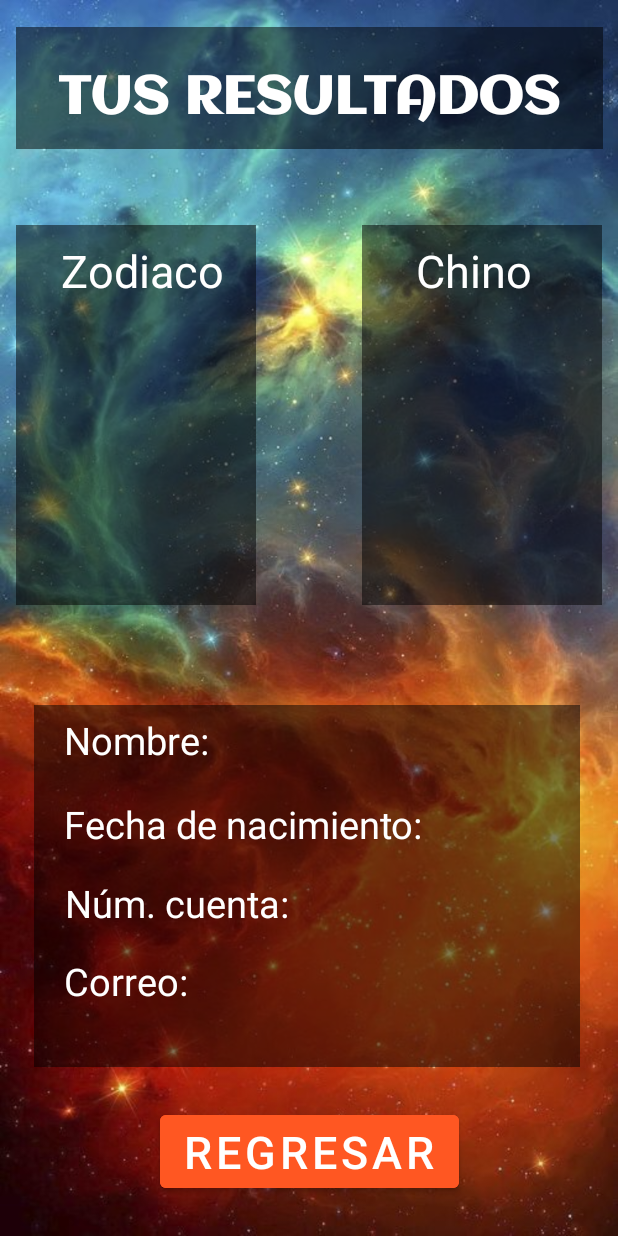
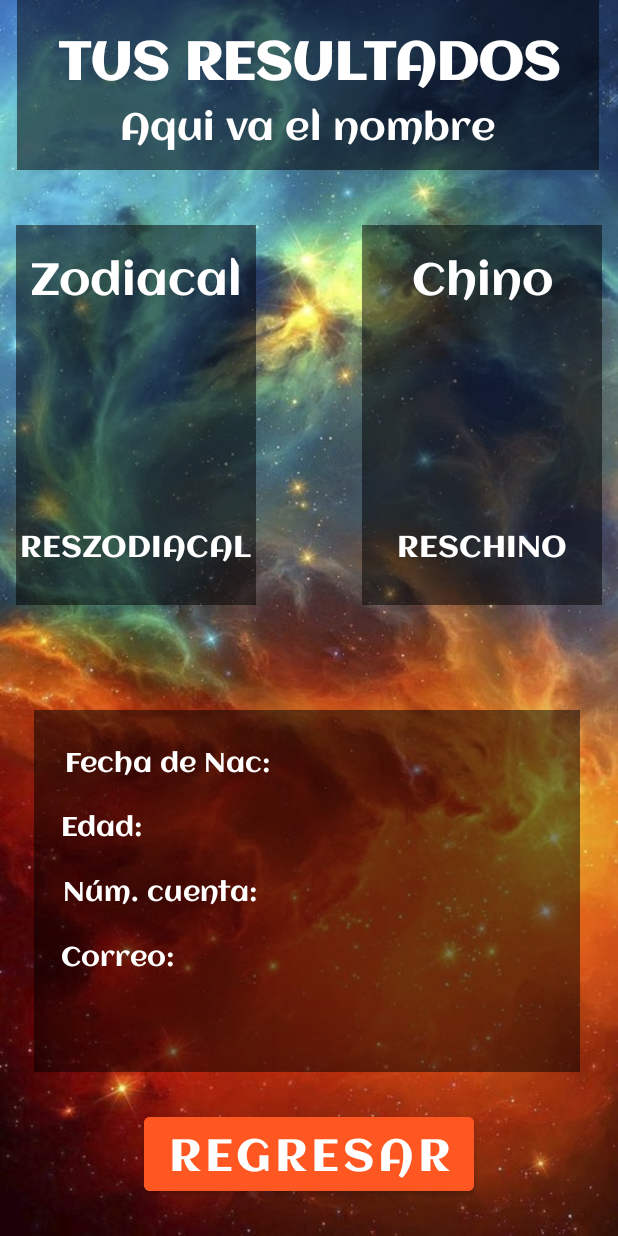
Before and after one commit to JuanGR-FI/MyHoroscope, an Android app: the layout activity_main2.xml on its own in the app's theme, with its tools: preview values and no code run, on a phone screen of 412 x 824 dp. Run offline under Robolectric (Android 15) with nearby library versions, the phone set to English and light mode, and no system bars.

Commit message:
Agregando paso de parametros, resultados zodiacal chino

```diff
--- a/app/src/main/java/com/example/myhoroscope/DatePickerFragment.kt
+++ b/app/src/main/java/com/example/myhoroscope/DatePickerFragment.kt
@@ -22,7 +22,7 @@ class DatePickerFragment(val listener: (day: Int, month: Int, year: Int) -> Unit
         val month = c.get(Calendar.MONTH)
         val year = c.get(Calendar.YEAR)
 
-        val picker = DatePickerDialog(activity as Context, this, year,month,day)
+        val picker = DatePickerDialog(activity as Context,this, year, month, day)
         return picker
     }
 }
--- a/app/src/main/res/layout/activity_main2.xml
+++ b/app/src/main/res/layout/activity_main2.xml
@@ -9,13 +9,14 @@
 
     <ImageView
         android:id="@+id/imageView3"
-        android:layout_width="391dp"
-        android:layout_height="81dp"
+        android:layout_width="388dp"
+        android:layout_height="113dp"
         app:layout_constraintBottom_toBottomOf="parent"
         app:layout_constraintEnd_toEndOf="parent"
+        app:layout_constraintHorizontal_bias="0.478"
         app:layout_constraintStart_toStartOf="parent"
         app:layout_constraintTop_toTopOf="parent"
-        app:layout_constraintVertical_bias="0.024"
+        app:layout_constraintVertical_bias="0.0"
         app:srcCompat="@android:drawable/screen_background_dark_transparent" />
 
     <ImageView
@@ -58,107 +59,97 @@
         android:id="@+id/textView2"
         android:layout_width="wrap_content"
         android:layout_height="wrap_content"
-        android:text="Zodiaco"
+        android:fontFamily="@font/aclonica"
+        android:text="@string/zodiacal"
         android:textColor="@color/white"
         android:textSize="30sp"
-        app:layout_constraintBottom_toBottomOf="parent"
-        app:layout_constraintEnd_toEndOf="parent"
-        app:layout_constraintHorizontal_bias="0.135"
-        app:layout_constraintStart_toStartOf="parent"
-        app:layout_constraintTop_toTopOf="parent"
-        app:layout_constraintVertical_bias="0.204" />
+        app:layout_constraintBottom_toBottomOf="@+id/imageView"
+        app:layout_constraintEnd_toEndOf="@+id/imageView"
+        app:layout_constraintStart_toStartOf="@+id/imageView"
+        app:layout_constraintTop_toTopOf="@+id/imageView"
+        app:layout_constraintVertical_bias="0.07" />
 
     <TextView
         android:id="@+id/textView3"
         android:layout_width="wrap_content"
         android:layout_height="wrap_content"
-        android:text="Chino"
+        android:fontFamily="@font/aclonica"
+        android:text="@string/chino"
         android:textColor="@color/white"
         android:textSize="30sp"
-        app:layout_constraintBottom_toBottomOf="parent"
-        app:layout_constraintEnd_toEndOf="parent"
-        app:layout_constraintHorizontal_bias="0.829"
-        app:layout_constraintStart_toStartOf="parent"
-        app:layout_constraintTop_toTopOf="parent"
-        app:layout_constraintVertical_bias="0.204" />
+        app:layout_constraintBottom_toBottomOf="@+id/imageView2"
+        app:layout_constraintEnd_toEndOf="@+id/imageView2"
+        app:layout_constraintStart_toStartOf="@+id/imageView2"
+        app:layout_constraintTop_toTopOf="@+id/imageView2"
+        app:layout_constraintVertical_bias="0.07" />
 
     <TextView
         android:id="@+id/textView4"
         android:layout_width="wrap_content"
         android:layout_height="wrap_content"
         android:fontFamily="@font/aclonica"
-        android:text="Tus resultados"
+        android:text="@string/tusresultados"
         android:textAllCaps="true"
         android:textColor="@color/white"
         android:textSize="35sp"
         android:textStyle="bold"
-        app:layout_constraintBottom_toBottomOf="parent"
-        app:layout_constraintEnd_toEndOf="parent"
-        app:layout_constraintStart_toStartOf="parent"
-        app:layout_constraintTop_toTopOf="parent"
-        app:layout_constraintVertical_bias="0.050000012" />
+        app:layout_constraintBottom_toBottomOf="@+id/imageView3"
+        app:layout_constraintEnd_toEndOf="@+id/imageView3"
+        app:layout_constraintHorizontal_bias="0.517"
+        app:layout_constraintStart_toStartOf="@+id/imageView3"
+        app:layout_constraintTop_toTopOf="@+id/imageView3"
+        app:layout_constraintVertical_bias="0.246" />
 
     <TextView
-        android:id="@+id/textView5"
+        android:id="@+id/tvNumCuenta"
         android:layout_width="wrap_content"
         android:layout_height="wrap_content"
-        android:text="Nombre:"
+        android:fontFamily="@font/aclonica"
+        android:text="Núm. cuenta:"
         android:textColor="@color/white"
-        android:textSize="25sp"
-        app:layout_constraintBottom_toBottomOf="parent"
-        app:layout_constraintEnd_toEndOf="parent"
-        app:layout_constraintHorizontal_bias="0.135"
-        app:layout_constraintStart_toStartOf="parent"
-        app:layout_constraintTop_toTopOf="parent"
-        app:layout_constraintVertical_bias="0.603" />
+        android:textSize="18sp"
+        app:layout_constraintBottom_toBottomOf="@+id/imageView4"
+        app:layout_constraintEnd_toEndOf="@+id/imageView4"
+        app:layout_constraintHorizontal_bias="0.083"
+        app:layout_constraintStart_toStartOf="@+id/imageView4"
+        app:layout_constraintTop_toTopOf="@+id/imageView4" />
 
     <TextView
-        android:id="@+id/textView7"
+        android:id="@+id/tvCorreo"
         android:layout_width="wrap_content"
         android:layout_height="wrap_content"
-        android:text="Núm. cuenta:"
+        android:fontFamily="@font/aclonica"
+        android:text="Correo:"
         android:textColor="@color/white"
-        android:textSize="25sp"
-        app:layout_constraintBottom_toBottomOf="parent"
-        app:layout_constraintEnd_toEndOf="parent"
-        app:layout_constraintHorizontal_bias="0.164"
-        app:layout_constraintStart_toStartOf="parent"
-        app:layout_constraintTop_toTopOf="parent"
-        app:layout_constraintVertical_bias="0.741" />
+        android:textSize="18sp"
+        app:layout_constraintBottom_toBottomOf="@+id/imageView4"
+        app:layout_constraintEnd_toEndOf="@+id/imageView4"
+        app:layout_constraintHorizontal_bias="0.063"
+        app:layout_constraintStart_toStartOf="@+id/imageView4"
+        app:layout_constraintTop_toTopOf="@+id/imageView4"
+        app:layout_constraintVertical_bias="0.7" />
 
     <TextView
-        android:id="@+id/textView8"
+        android:id="@+id/tvFechaN"
         android:layout_width="wrap_content"
         android:layout_height="wrap_content"
-        android:text="Correo:"
+        android:fontFamily="@font/aclonica"
+        android:text="Fecha de Nac:"
         android:textColor="@color/white"
-        android:textSize="25sp"
-        app:layout_constraintBottom_toBottomOf="parent"
-        app:layout_constraintEnd_toEndOf="parent"
-        app:layout_constraintHorizontal_bias="0.13"
-        app:layout_constraintStart_toStartOf="parent"
-        app:layout_constraintTop_toTopOf="parent"
-        app:layout_constraintVertical_bias="0.807" />
-
-    <TextView
-        android:id="@+id/textView6"
-        android:layout_width="wrap_content"
-        android:layout_height="wrap_content"
-        android:text="Fecha de nacimiento:"
-        android:textColor="@color/white"
-        android:textSize="25sp"
-        app:layout_constraintBottom_toBottomOf="parent"
-        app:layout_constraintEnd_toEndOf="parent"
-        app:layout_constraintHorizontal_bias="0.248"
-        app:layout_constraintStart_toStartOf="parent"
-        app:layout_constraintTop_toTopOf="parent"
-        app:layout_constraintVertical_bias="0.674" />
+        android:textSize="18sp"
+        app:layout_constraintBottom_toBottomOf="@+id/imageView4"
+        app:layout_constraintEnd_toEndOf="@+id/imageView4"
+        app:layout_constraintHorizontal_bias="0.09"
+        app:layout_constraintStart_toStartOf="@+id/imageView4"
+        app:layout_constraintTop_toTopOf="@+id/imageView4"
+        app:layout_constraintVertical_bias="0.102" />
 
     <Button
         android:id="@+id/button2"
         android:layout_width="wrap_content"
         android:layout_height="wrap_content"
         android:backgroundTint="#FF5722"
+        android:fontFamily="@font/aclonica"
         android:text="Regresar"
         android:textSize="30sp"
         app:layout_constraintBottom_toBottomOf="parent"
@@ -478,4 +469,61 @@
         app:layout_constraintVertical_bias="0.452"
         app:srcCompat="@drawable/tigre" />
 
+    <TextView
+        android:id="@+id/tvNombre"
+        android:layout_width="wrap_content"
+        android:layout_height="wrap_content"
+        android:fontFamily="@font/aclonica"
+        android:textColor="@color/white"
+        android:textSize="25sp"
+        app:layout_constraintBottom_toBottomOf="@+id/imageView3"
+        app:layout_constraintEnd_toEndOf="@+id/imageView3"
+        app:layout_constraintStart_toStartOf="@+id/imageView3"
+        app:layout_constraintTop_toBottomOf="@+id/textView4"
+        app:layout_constraintVertical_bias="0.19999999"
+        tools:text="Aqui va el nombre" />
+
+    <TextView
+        android:id="@+id/textView5"
+        android:layout_width="wrap_content"
+        android:layout_height="wrap_content"
+        android:fontFamily="@font/aclonica"
+        android:textAllCaps="true"
+        android:textColor="@color/white"
+        android:textSize="20sp"
+        app:layout_constraintBottom_toBottomOf="@+id/imageView"
+        app:layout_constraintEnd_toEndOf="@+id/imageView"
+        app:layout_constraintStart_toStartOf="@+id/imageView"
+        app:layout_constraintTop_toBottomOf="@+id/ivAries"
+        tools:text="resZodiacal" />
+
+    <TextView
+        android:id="@+id/tvResChino"
+        android:layout_width="wrap_content"
+        android:layout_height="wrap_content"
+        android:fontFamily="@font/aclonica"
+        android:textAllCaps="true"
+        android:textColor="@color/white"
+        android:textSize="20sp"
+        app:layout_constraintBottom_toBottomOf="@+id/imageView2"
+        app:layout_constraintEnd_toEndOf="@+id/imageView2"
+        app:layout_constraintStart_toStartOf="@+id/imageView2"
+        app:layout_constraintTop_toBottomOf="@+id/ivRata"
+        tools:text="resChino" />
+
+    <TextView
+        android:id="@+id/tvEdad"
+        android:layout_width="wrap_content"
+        android:layout_height="wrap_content"
+        android:fontFamily="@font/aclonica"
+        android:text="Edad:"
+        android:textColor="@color/white"
+        android:textSize="18sp"
+        app:layout_constraintBottom_toBottomOf="@+id/imageView4"
+        app:layout_constraintEnd_toEndOf="@+id/imageView4"
+        app:layout_constraintHorizontal_bias="0.059"
+        app:layout_constraintStart_toStartOf="@+id/imageView4"
+        app:layout_constraintTop_toTopOf="@+id/imageView4"
+        app:layout_constraintVertical_bias="0.3" />
+
 </androidx.constraintlayout.widget.ConstraintLayout>
--- a/app/src/main/res/values/strings.xml
+++ b/app/src/main/res/values/strings.xml
@@ -6,4 +6,7 @@
     <string name="nombrehint">Nombre</string>
     <string name="btnIngresar">Ingresar</string>
     <string name="version">Versión 1.0</string>
+    <string name="tusresultados">Tus resultados</string>
+    <string name="zodiacal" translatable="false">Zodiacal</string>
+    <string name="chino">Chino</string>
 </resources>
--- a/app/src/main/res/values/themes.xml
+++ b/app/src/main/res/values/themes.xml
@@ -13,4 +13,8 @@
         <item name="android:statusBarColor" tools:targetApi="l">?attr/colorPrimaryVariant</item>
         <!-- Customize your theme here. -->
     </style>
+    <style name="datePickerTheme" parent="android:Theme.Material.Light.Dialog">
+        <item name="android:colorAccent">#EF00FF</item>
+    </style>
+
 </resources>
```
Also changed, not shown: app/src/main/java/com/example/myhoroscope/MainActivity.kt (+29 -7 lines), app/src/main/java/com/example/myhoroscope/MainActivity2.kt (+84 -1 lines), app/src/main/java/com/example/myhoroscope/model/Usuario.kt (added, +46 -0 lines), 1 other file.
